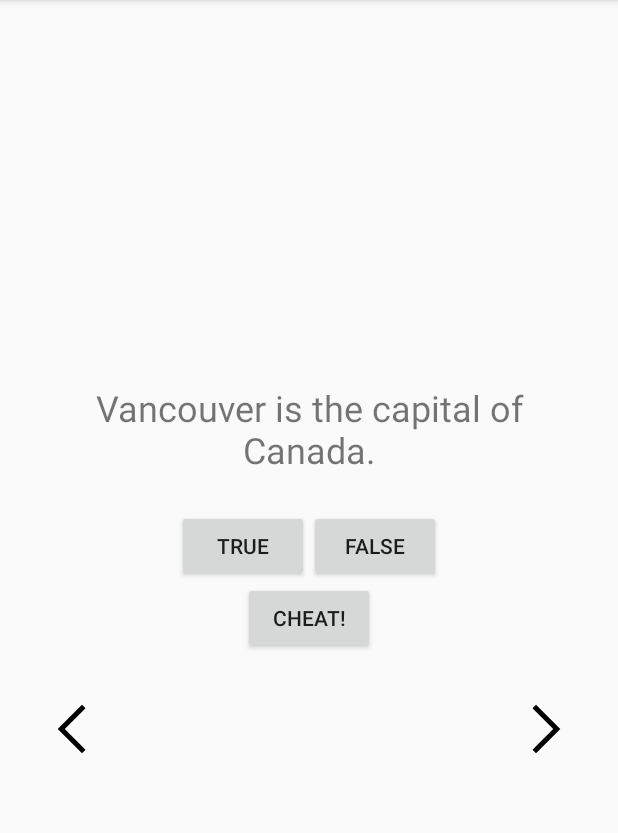
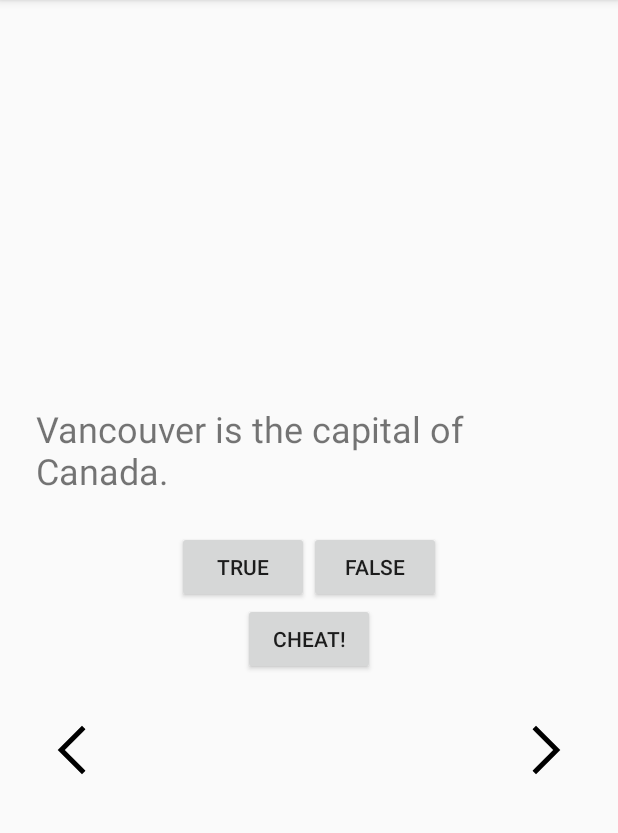
Before and after one commit to MinaFujisawa/CountryQuiz, an Android app: the screen it shows after launch (QuizActivity), on a phone screen of 412 x 824 dp, the part 84-917 px from its top. Run offline under Robolectric (Android 15) with nearby library versions, the phone set to English and light mode, and no system bars.

```diff
--- a/app/src/main/java/com/derrick/park/countryquiz/QuizActivity.java
+++ b/app/src/main/java/com/derrick/park/countryquiz/QuizActivity.java
@@ -14,18 +14,25 @@ import android.widget.Toast;
 
 import org.w3c.dom.Text;
 
+import java.util.HashMap;
+
 public class QuizActivity extends AppCompatActivity {
-    private final String TAG = "QuizActivity";
     private Button mTureButton;
     private Button mFalseButton;
     private Button mCheatButton;
     private ImageButton mNextButton;
     private ImageButton mPrevButton;
     private TextView mQustionText;
-    private int mCurrentIndex = 0;
+    private TextView mIndexTextView;
+    private int mCurrentIndex;
     private int mPoint = 0;
+    private boolean mIsCheater;
+    private HashMap<Integer,Boolean> mapCheated = new HashMap<>();
+    private static final String TAG = "QuizActivity";
     private static final String KEY_INDEX = "Index";
-    private boolean mIsCheated;
+    private static final String IS_CHEATER = "com.derrick.park.countryquiz.is_cheated"; //should be very unique
+    private static final int REQUEST_CODE = 1;
+
 
     private Question[] questionList = {
             new Question(R.string.q_canada, false),
@@ -45,11 +52,14 @@ public class QuizActivity extends AppCompatActivity {
             mCurrentIndex = savedInstanceState.getInt(KEY_INDEX, 0);
         }
 
+        //initialize the HashMap
+        for(int i = 0 ; i<questionList.length; i++){
+            mapCheated.put(i,false);
+        }
 
         //first question
         mQustionText = (TextView) findViewById(R.id.question_text);
-        mQustionText.setText(questionList[0].getTextResId());
-
+        mQustionText.setText(questionList[mCurrentIndex].getTextResId());
 
         mTureButton = (Button) findViewById(R.id.true_button);
         mTureButton.setOnClickListener(new View.OnClickListener() {
@@ -78,8 +88,7 @@ public class QuizActivity extends AppCompatActivity {
             public void onClick(View v) {
                 Intent intent = new Intent(getApplication(), CheatActivity.class);
                 intent.putExtra("answer", questionList[mCurrentIndex].isAnswerTrue());
-                int requestCode = 123;
-                startActivityForResult(intent, requestCode);
+                startActivityForResult(intent, REQUEST_CODE);
             }
         });
 
@@ -96,6 +105,11 @@ public class QuizActivity extends AppCompatActivity {
                 mQustionText = (TextView) findViewById(R.id.question_text);
                 mQustionText.setText(questionList[mCurrentIndex].getTextResId());
                 updateBtn(false);
+                if(mapCheated.get(mCurrentIndex)){
+                    mIsCheater = true;
+                } else {
+                    mIsCheater = false;
+                }
             }
         });
 
@@ -114,6 +128,9 @@ public class QuizActivity extends AppCompatActivity {
             }
         });
 
+//        //index
+//        mIndexTextView = (TextView) findViewById(R.id.index);
+//        mIndexTextView.setText(String.valueOf(mCurrentIndex));
 
     }
 
@@ -127,15 +144,16 @@ public class QuizActivity extends AppCompatActivity {
     @Override
     public void onActivityResult(int requestCode, int resultCode, Intent data) {
         super.onActivityResult(requestCode, resultCode, data);
-
-        if (requestCode == 123 && resultCode == RESULT_OK && data != null) {
-            mIsCheated = data.getBooleanExtra("IS_CHEATED", false);
+        //unpackage
+        if (requestCode == REQUEST_CODE && resultCode == RESULT_OK && data != null) {
+            mIsCheater = data.getBooleanExtra(IS_CHEATER, false);
+            mapCheated.put(mCurrentIndex,mIsCheater);
         }
     }
 
 
     private void check(boolean userAnswer) {
-        if (mIsCheated) {
+        if (mIsCheater) {
             Toast.makeText(QuizActivity.this, R.string.cheat_toast, Toast.LENGTH_SHORT).show();
         } else {
             if (questionList[mCurrentIndex].isAnswerTrue() == userAnswer) {
@@ -157,5 +175,4 @@ public class QuizActivity extends AppCompatActivity {
         Toast.makeText(QuizActivity.this, String.valueOf(score) + "%", Toast.LENGTH_SHORT).show();
     }
 
-
 }
--- a/app/src/main/res/layout/activity_quiz.xml
+++ b/app/src/main/res/layout/activity_quiz.xml
@@ -2,8 +2,16 @@
 <LinearLayout xmlns:android="http://schemas.android.com/apk/res/android"
     android:layout_width="match_parent"
     android:layout_height="match_parent"
+    xmlns:tools="http://schemas.android.com/tools"
     android:gravity="center"
     android:orientation="vertical">
+
+    <TextView
+        android:id="@+id/index"
+        android:layout_width="wrap_content"
+        android:layout_height="wrap_content"
+        tools:text="0"
+        android:textSize="20dp" />
 
     <TextView
         android:id="@+id/question_text"
@@ -11,7 +19,6 @@
         android:layout_height="wrap_content"
         android:padding="24dp"
         android:text="Question"
-        android:textAlignment="center"
         android:textSize="24dp" />
 
 
```
Also changed, not shown: app/src/main/java/com/derrick/park/countryquiz/CheatActivity.java (+26 -4 lines).
